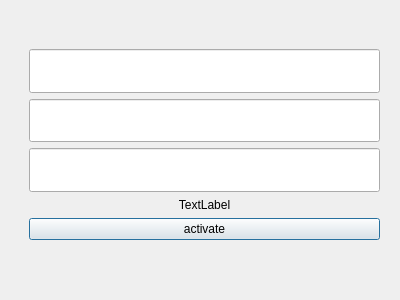
This is app/Activation/activationdialog.ui in jinhang87/qtutil as Qt 5 draws it before an edit. The edited form follows.
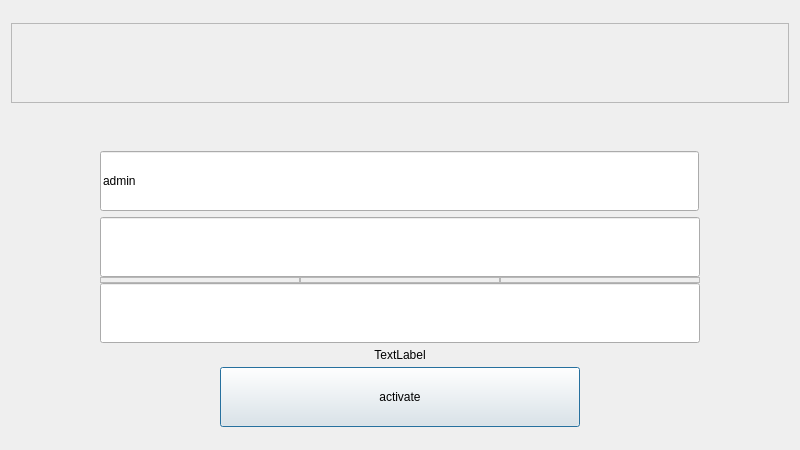
This is the edited form.

```diff
--- a/app/Activation/activationdialog.ui
+++ b/app/Activation/activationdialog.ui
@@ -6,75 +6,325 @@
    <rect>
     <x>0</x>
     <y>0</y>
-    <width>400</width>
-    <height>300</height>
+    <width>800</width>
+    <height>450</height>
    </rect>
   </property>
   <property name="windowTitle">
    <string>Dialog</string>
   </property>
-  <widget class="QWidget" name="verticalLayoutWidget">
-   <property name="geometry">
-    <rect>
-     <x>29</x>
-     <y>49</y>
-     <width>351</width>
-     <height>191</height>
-    </rect>
-   </property>
-   <layout class="QVBoxLayout" name="verticalLayout">
-    <item>
-     <widget class="QLineEdit" name="lineEdit">
-      <property name="sizePolicy">
-       <sizepolicy hsizetype="Expanding" vsizetype="Expanding">
-        <horstretch>0</horstretch>
-        <verstretch>0</verstretch>
-       </sizepolicy>
+  <layout class="QVBoxLayout" name="verticalLayout_2">
+   <item>
+    <widget class="QFrame" name="frame_5">
+     <property name="sizePolicy">
+      <sizepolicy hsizetype="Preferred" vsizetype="Fixed">
+       <horstretch>0</horstretch>
+       <verstretch>0</verstretch>
+      </sizepolicy>
+     </property>
+     <property name="minimumSize">
+      <size>
+       <width>0</width>
+       <height>80</height>
+      </size>
+     </property>
+     <property name="frameShape">
+      <enum>QFrame::StyledPanel</enum>
+     </property>
+     <property name="frameShadow">
+      <enum>QFrame::Raised</enum>
+     </property>
+     <layout class="QHBoxLayout" name="horizontalLayout_3">
+      <property name="spacing">
+       <number>0</number>
       </property>
-      <property name="readOnly">
-       <bool>true</bool>
+      <property name="leftMargin">
+       <number>0</number>
       </property>
-     </widget>
-    </item>
-    <item>
-     <widget class="QLineEdit" name="lineEdit_2">
-      <property name="sizePolicy">
-       <sizepolicy hsizetype="Expanding" vsizetype="Expanding">
-        <horstretch>0</horstretch>
-        <verstretch>0</verstretch>
-       </sizepolicy>
+      <property name="topMargin">
+       <number>0</number>
       </property>
-     </widget>
-    </item>
-    <item>
-     <widget class="QLineEdit" name="lineEdit_3">
-      <property name="sizePolicy">
-       <sizepolicy hsizetype="Expanding" vsizetype="Expanding">
-        <horstretch>0</horstretch>
-        <verstretch>0</verstretch>
-       </sizepolicy>
+      <property name="rightMargin">
+       <number>0</number>
       </property>
-     </widget>
-    </item>
-    <item>
-     <widget class="QLabel" name="label">
-      <property name="text">
-       <string>TextLabel</string>
+      <property name="bottomMargin">
+       <number>0</number>
       </property>
-      <property name="alignment">
-       <set>Qt::AlignCenter</set>
-      </property>
-     </widget>
-    </item>
-    <item>
-     <widget class="QPushButton" name="pushButton">
-      <property name="text">
-       <string>activate</string>
-      </property>
-     </widget>
-    </item>
-   </layout>
-  </widget>
+      <item>
+       <layout class="QHBoxLayout" name="horizontalLayout_2">
+        <property name="spacing">
+         <number>0</number>
+        </property>
+       </layout>
+      </item>
+     </layout>
+    </widget>
+   </item>
+   <item>
+    <layout class="QGridLayout" name="gridLayout">
+     <property name="topMargin">
+      <number>0</number>
+     </property>
+     <property name="rightMargin">
+      <number>0</number>
+     </property>
+     <property name="spacing">
+      <number>0</number>
+     </property>
+     <item row="5" column="1">
+      <widget class="QLineEdit" name="lineEdit_3">
+       <property name="sizePolicy">
+        <sizepolicy hsizetype="Fixed" vsizetype="Fixed">
+         <horstretch>0</horstretch>
+         <verstretch>0</verstretch>
+        </sizepolicy>
+       </property>
+       <property name="minimumSize">
+        <size>
+         <width>600</width>
+         <height>60</height>
+        </size>
+       </property>
+       <property name="echoMode">
+        <enum>QLineEdit::Password</enum>
+       </property>
+      </widget>
+     </item>
+     <item row="1" column="1">
+      <widget class="QLineEdit" name="lineEdit">
+       <property name="sizePolicy">
+        <sizepolicy hsizetype="Fixed" vsizetype="Fixed">
+         <horstretch>0</horstretch>
+         <verstretch>0</verstretch>
+        </sizepolicy>
+       </property>
+       <property name="minimumSize">
+        <size>
+         <width>599</width>
+         <height>60</height>
+        </size>
+       </property>
+       <property name="text">
+        <string>admin</string>
+       </property>
+       <property name="readOnly">
+        <bool>true</bool>
+       </property>
+      </widget>
+     </item>
+     <item row="3" column="1">
+      <widget class="QLineEdit" name="lineEdit_2">
+       <property name="sizePolicy">
+        <sizepolicy hsizetype="Fixed" vsizetype="Fixed">
+         <horstretch>0</horstretch>
+         <verstretch>0</verstretch>
+        </sizepolicy>
+       </property>
+       <property name="minimumSize">
+        <size>
+         <width>600</width>
+         <height>60</height>
+        </size>
+       </property>
+       <property name="echoMode">
+        <enum>QLineEdit::Password</enum>
+       </property>
+      </widget>
+     </item>
+     <item row="6" column="1">
+      <widget class="QLabel" name="label">
+       <property name="minimumSize">
+        <size>
+         <width>0</width>
+         <height>24</height>
+        </size>
+       </property>
+       <property name="maximumSize">
+        <size>
+         <width>16777215</width>
+         <height>24</height>
+        </size>
+       </property>
+       <property name="text">
+        <string>TextLabel</string>
+       </property>
+       <property name="alignment">
+        <set>Qt::AlignCenter</set>
+       </property>
+      </widget>
+     </item>
+     <item row="7" column="1" alignment="Qt::AlignHCenter">
+      <widget class="QPushButton" name="pushButton">
+       <property name="minimumSize">
+        <size>
+         <width>360</width>
+         <height>60</height>
+        </size>
+       </property>
+       <property name="maximumSize">
+        <size>
+         <width>360</width>
+         <height>60</height>
+        </size>
+       </property>
+       <property name="text">
+        <string>activate</string>
+       </property>
+      </widget>
+     </item>
+     <item row="1" column="2">
+      <spacer name="horizontalSpacer_2">
+       <property name="orientation">
+        <enum>Qt::Horizontal</enum>
+       </property>
+       <property name="sizeHint" stdset="0">
+        <size>
+         <width>100</width>
+         <height>20</height>
+        </size>
+       </property>
+      </spacer>
+     </item>
+     <item row="0" column="1">
+      <spacer name="verticalSpacer">
+       <property name="orientation">
+        <enum>Qt::Vertical</enum>
+       </property>
+       <property name="sizeType">
+        <enum>QSizePolicy::Fixed</enum>
+       </property>
+       <property name="sizeHint" stdset="0">
+        <size>
+         <width>20</width>
+         <height>30</height>
+        </size>
+       </property>
+      </spacer>
+     </item>
+     <item row="4" column="1">
+      <layout class="QHBoxLayout" name="horizontalLayout">
+       <property name="spacing">
+        <number>0</number>
+       </property>
+       <property name="sizeConstraint">
+        <enum>QLayout::SetDefaultConstraint</enum>
+       </property>
+       <item>
+        <widget class="QFrame" name="frame_3">
+         <property name="sizePolicy">
+          <sizepolicy hsizetype="Preferred" vsizetype="Fixed">
+           <horstretch>0</horstretch>
+           <verstretch>0</verstretch>
+          </sizepolicy>
+         </property>
+         <property name="minimumSize">
+          <size>
+           <width>0</width>
+           <height>6</height>
+          </size>
+         </property>
+         <property name="frameShape">
+          <enum>QFrame::StyledPanel</enum>
+         </property>
+         <property name="frameShadow">
+          <enum>QFrame::Raised</enum>
+         </property>
+        </widget>
+       </item>
+       <item>
+        <widget class="QFrame" name="frame_2">
+         <property name="sizePolicy">
+          <sizepolicy hsizetype="Preferred" vsizetype="Fixed">
+           <horstretch>0</horstretch>
+           <verstretch>0</verstretch>
+          </sizepolicy>
+         </property>
+         <property name="minimumSize">
+          <size>
+           <width>0</width>
+           <height>6</height>
+          </size>
+         </property>
+         <property name="frameShape">
+          <enum>QFrame::StyledPanel</enum>
+         </property>
+         <property name="frameShadow">
+          <enum>QFrame::Raised</enum>
+         </property>
+        </widget>
+       </item>
+       <item>
+        <widget class="QFrame" name="frame">
+         <property name="sizePolicy">
+          <sizepolicy hsizetype="Preferred" vsizetype="Fixed">
+           <horstretch>0</horstretch>
+           <verstretch>0</verstretch>
+          </sizepolicy>
+         </property>
+         <property name="minimumSize">
+          <size>
+           <width>0</width>
+           <height>6</height>
+          </size>
+         </property>
+         <property name="frameShape">
+          <enum>QFrame::StyledPanel</enum>
+         </property>
+         <property name="frameShadow">
+          <enum>QFrame::Raised</enum>
+         </property>
+        </widget>
+       </item>
+      </layout>
+     </item>
+     <item row="1" column="0">
+      <spacer name="horizontalSpacer">
+       <property name="orientation">
+        <enum>Qt::Horizontal</enum>
+       </property>
+       <property name="sizeHint" stdset="0">
+        <size>
+         <width>100</width>
+         <height>20</height>
+        </size>
+       </property>
+      </spacer>
+     </item>
+     <item row="2" column="1">
+      <spacer name="verticalSpacer_2">
+       <property name="orientation">
+        <enum>Qt::Vertical</enum>
+       </property>
+       <property name="sizeType">
+        <enum>QSizePolicy::Fixed</enum>
+       </property>
+       <property name="sizeHint" stdset="0">
+        <size>
+         <width>20</width>
+         <height>6</height>
+        </size>
+       </property>
+      </spacer>
+     </item>
+     <item row="4" column="0">
+      <spacer name="verticalSpacer_3">
+       <property name="orientation">
+        <enum>Qt::Vertical</enum>
+       </property>
+       <property name="sizeType">
+        <enum>QSizePolicy::Fixed</enum>
+       </property>
+       <property name="sizeHint" stdset="0">
+        <size>
+         <width>20</width>
+         <height>6</height>
+        </size>
+       </property>
+      </spacer>
+     </item>
+    </layout>
+   </item>
+  </layout>
  </widget>
  <resources/>
  <connections/>
```
